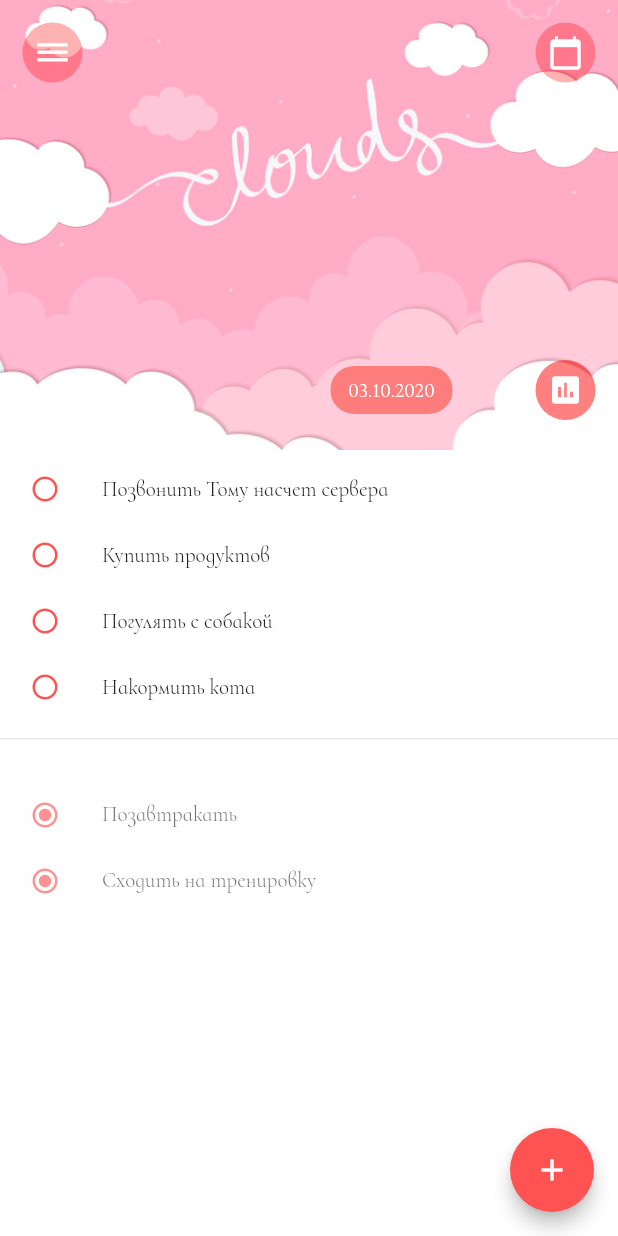
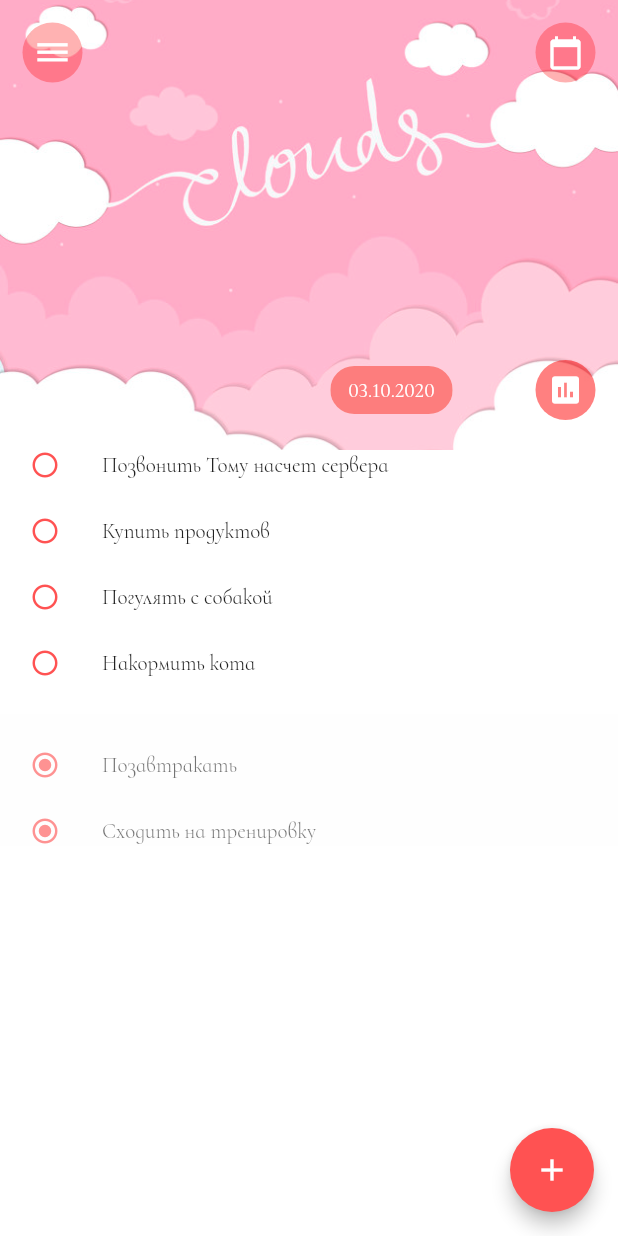
Before and after one commit to 88srzh/TODO_list, a Flutter app: the screen it shows after launch, on a phone screen of 412 x 824 dp. Run offline on Flutter 3.47's test engine with Material 2 defaults, Android fonts, the phone set to English and light mode, and no system bars.

Commit message:
merge task_page in home page and fix some bugs

```diff
--- a/lib/pages/home_page.dart
+++ b/lib/pages/home_page.dart
@@ -1,4 +1,5 @@
 import 'package:flutter/material.dart';
+import 'package:todo_list/pages/task_page.dart';
 import '../widgets/top_bar.dart';
 
 class HomePage extends StatelessWidget {
@@ -18,69 +19,12 @@ class HomePage extends StatelessWidget {
     );
   }
 
-  Column _mainContent() {
+  Widget _mainContent() {
     return Column(
       children: <Widget>[
         TopBar(),
-        SizedBox(
-          height: 16,
-        ),
-        _taskUncomplete('Позвонить Тому насчет сервера'),
-        _taskUncomplete('Купить продуктов'),
-        _taskUncomplete('Погулять с собакой'),
-        _taskUncomplete('Накормить кота'),
-        Divider(
-          height: 1,
-        ),
-        SizedBox(height: 16),
-        _taskComplete('Позавтракать'),
-        _taskComplete('Сходить на тренировку'),
+        Expanded(child: TaskPage()),
       ],
     );
   }
-
-  Widget _taskUncomplete(String task) {
-    return Padding(
-      padding: const EdgeInsets.only(left: 20.0, bottom: 24.0),
-      child: Row(
-        children: <Widget>[
-          Icon(
-            Icons.radio_button_unchecked,
-            // ! Было color: Theme.of(context).accentColor,
-            color: Colors.redAccent,
-            size: 20,
-          ),
-          SizedBox(
-            width: 28,
-          ),
-          Text(task),
-        ],
-      ),
-    );
-  }
 }
-
-Widget _taskComplete(String task) {
-  return Container(
-    foregroundDecoration: BoxDecoration(
-      color: Color(0x60FDFDFD),
-    ),
-    child: Padding(
-      padding: const EdgeInsets.only(left: 20.0, top: 24.0),
-      child: Row(
-        children: <Widget>[
-          Icon(
-            Icons.radio_button_checked,
-            // ! Было color: Theme.of(context).accentColor,
-            color: Colors.redAccent,
-            size: 20,
-          ),
-          SizedBox(
-            width: 28,
-          ),
-          Text(task),
-        ],
-      ),
-    ),
-  );
-}
--- a/lib/pages/task_page.dart
+++ b/lib/pages/task_page.dart
@@ -24,6 +24,7 @@ class _TaskPageState extends State<TaskPage> {
   @override
   Widget build(BuildContext context) {
     return ListView.builder(
+      itemCount: _taskList.length,
       itemBuilder: (context, index) {
         return _taskList[index].isFinish
             ? _taskComplete(_taskList[index].task)
```
